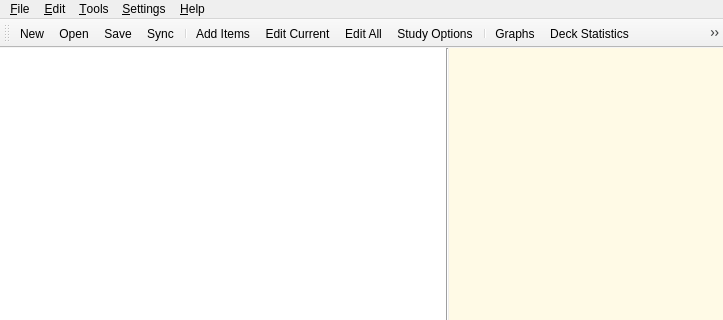
ankitects/anki, file designer/main.ui: the form before one commit; both pictures show x 0 to 723 and y 0 to 320 of the 723 by 513 pixel window.
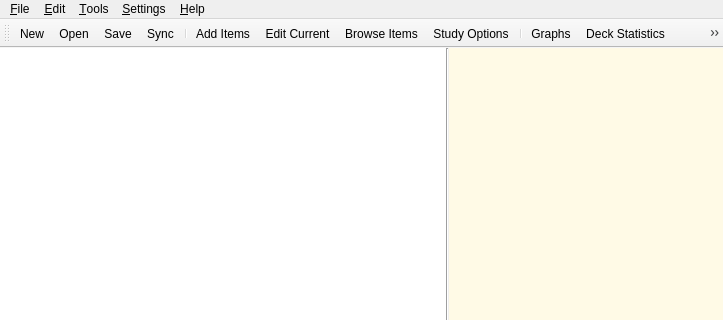
The form after the commit. Icons and pictures are not drawn.

What changed in the file:
```diff
--- a/designer/main.ui
+++ b/designer/main.ui
@@ -1496,7 +1496,7 @@
      <normaloff>:/icons/find.png</normaloff>:/icons/find.png</iconset>
    </property>
    <property name="text" >
-    <string>&amp;Edit All...</string>
+    <string>Brows&amp;e Items...</string>
    </property>
    <property name="shortcut" >
     <string>Ctrl+F</string>
```
